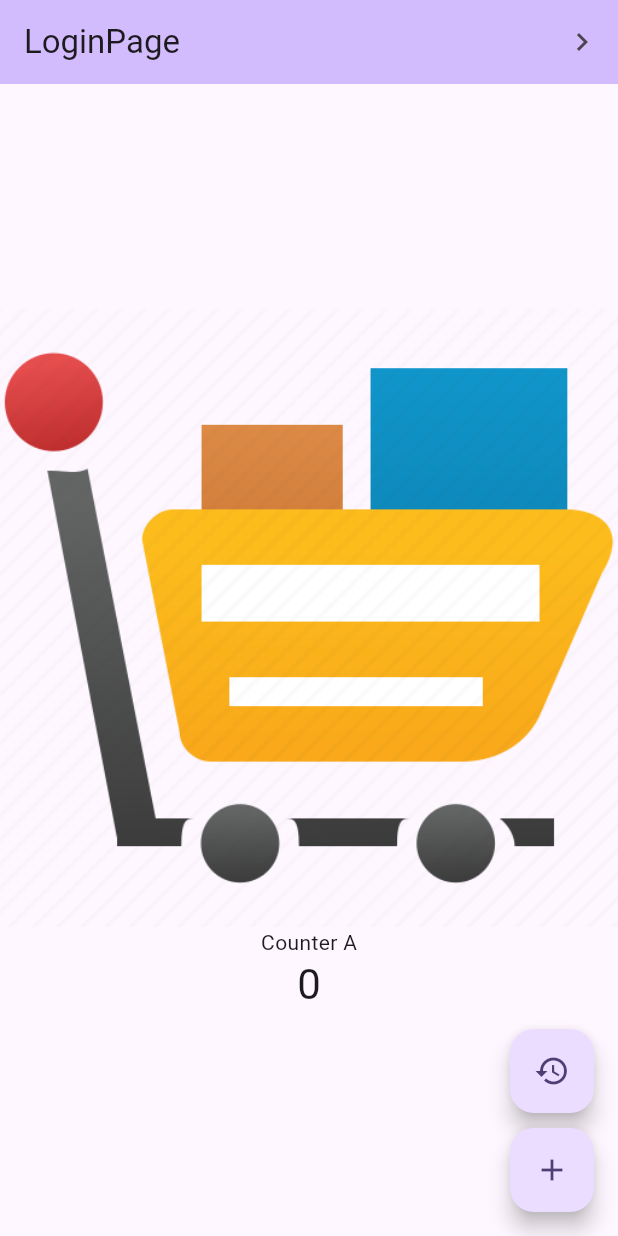
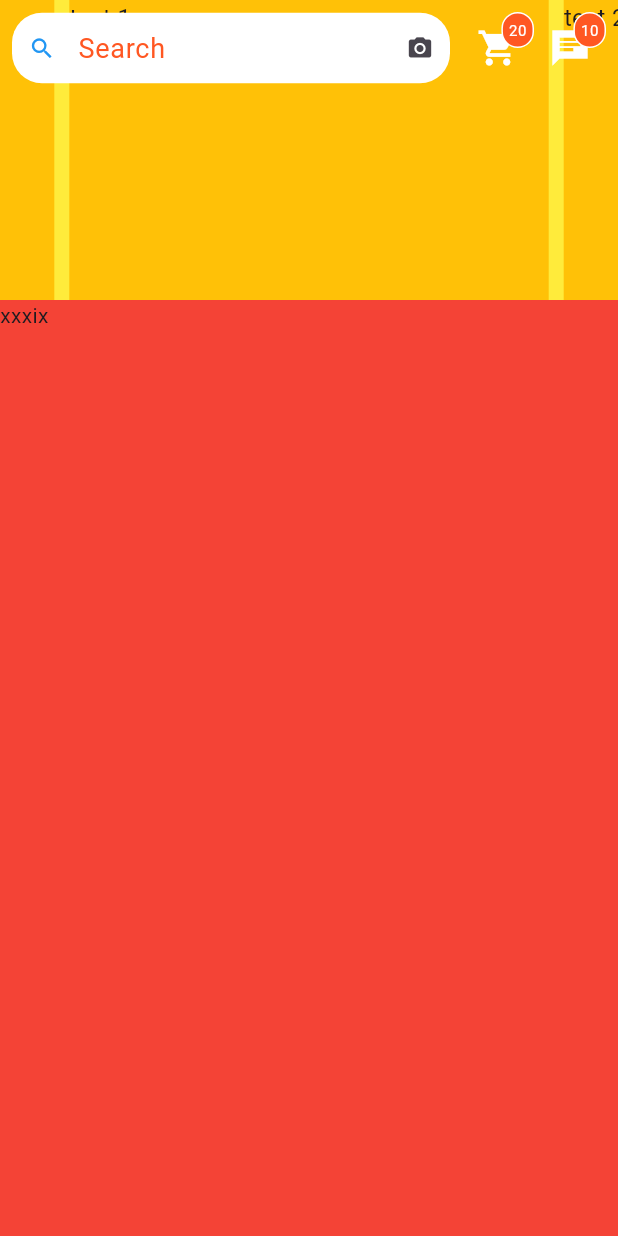
Before and after one commit to yo99-work/exam, a Flutter app: the screen it shows after launch, on a phone screen of 412 x 824 dp. Run offline on Flutter 3.47's test engine with Material 2 defaults, Android fonts, the phone set to English and light mode, and no system bars; drawn by our look-alikes of carousel_slider; our stand-ins replace bloc, equatable, flutter_bloc; missing offline and left inert: dart:ffi.

Commit message:
design header and binding scrolling action

```diff
--- a/lib/main.dart
+++ b/lib/main.dart
@@ -1,39 +1,13 @@
-import 'package:exam/src/app_route.dart';
+import 'package:exam/src/app.dart';
 import 'package:exam/src/bloc/AppBlocObserver.dart';
-import 'package:exam/src/bloc/counter_a_bloc/counter_a_bloc.dart';
-import 'package:exam/src/pages/login_page.dart';
 import 'package:flutter/material.dart';
 import 'package:flutter_bloc/flutter_bloc.dart';
 void main() {
+
+  //configure
   // runApp(const MyApp());
+
   BlocOverrides.runZoned(() {
-    runApp(MyApp());
+    runApp(App());
   }, blocObserver: AppBlocObserver());
 }
-
-class MyApp extends StatelessWidget {
-  const MyApp({super.key});
-
-
-
-  @override
-  Widget build(BuildContext context) {
-
-    final counterABloc = BlocProvider<CounterABloc>(create: (context) => CounterABloc());
-    // final counterBBloc = BlocProvider<CounterBBloc>(create: (context) => CounterBBloc());
-
-    return MultiBlocProvider(
-      providers: [counterABloc],
-      child: MaterialApp(
-        title: 'Flutter Demo',
-        routes: AppRoute().getAll,
-        theme: ThemeData(
-          colorScheme: ColorScheme.fromSeed(seedColor: Colors.deepPurple),
-          useMaterial3: true,
-        ),
-        home: const LoginPage(title: 'LoginPage'),
-
-      ),
-    );
-  }
-}
--- /dev/null
+++ b/lib/src/app.dart
@@ -0,0 +1,34 @@
+import 'package:flutter/material.dart';
+import 'package:flutter_bloc/flutter_bloc.dart';
+
+import 'app_route.dart';
+import 'bloc/counter_a_bloc/counter_a_bloc.dart';
+import 'pages/home/home_page.dart';
+
+class App extends StatelessWidget {
+  const App({super.key});
+
+
+
+  @override
+  Widget build(BuildContext context) {
+
+    final counterABloc = BlocProvider<CounterABloc>(create: (context) => CounterABloc());
+    // final counterBBloc = BlocProvider<CounterBBloc>(create: (context) => CounterBBloc());
+
+    return MultiBlocProvider(
+      providers: [counterABloc],
+      child: MaterialApp(
+        debugShowCheckedModeBanner: false,
+        title: 'Exam',
+        routes: AppRoute().getAll,
+        theme: ThemeData(
+          colorScheme: ColorScheme.fromSeed(seedColor: Colors.deepPurple),
+          useMaterial3: true,
+        ),
+        home: HomePage(),
+
+      ),
+    );
+  }
+}
--- a/lib/src/app_route.dart
+++ b/lib/src/app_route.dart
@@ -1,5 +1,5 @@
 import 'package:exam/src/pages/another_page.dart';
-import 'package:exam/src/pages/login_page.dart';
+import 'package:exam/src/pages/home/home_page.dart';
 import 'package:flutter/cupertino.dart';
 
 class AppRoute {
@@ -7,7 +7,7 @@ class AppRoute {
   static const another = "another";
 
   final _rount = <String, WidgetBuilder> {
-    home: (contxt) => LoginPage(title: "HomePage"),
+    home: (contxt) => HomePage(),
     another: (contxt) => AnotherPage(title:"Another"),
   };
 
--- /dev/null
+++ b/lib/src/pages/home/home_page.dart
@@ -0,0 +1,62 @@
+import 'dart:ffi';
+
+import 'package:carousel_slider/carousel_slider.dart';
+import 'package:exam/src/app_route.dart';
+import 'package:exam/src/constants/asset.dart';
+import 'package:exam/src/pages/home/widgets/header.dart';
+import 'package:flutter/cupertino.dart';
+import 'package:flutter/material.dart';
+import 'package:flutter_bloc/flutter_bloc.dart';
+
+import '../../bloc/counter_a_bloc/counter_a_bloc.dart';
+
+class HomePage extends StatefulWidget {
+  @override
+  State<HomePage> createState() => _HomePageState();
+}
+
+class _HomePageState extends State<HomePage> {
+
+  final _scrollController = TrackingScrollController();
+
+  @override
+  Widget build(BuildContext context) {
+    return Scaffold(
+      backgroundColor: Colors.yellow,
+      body: Stack(children: [
+        SingleChildScrollView(
+          controller: _scrollController,
+          child: Column(
+            children: [
+              CarouselSlider(
+                options: CarouselOptions(height: 200.0),
+                items: [1,2,3,4,5].map((i) {
+                  return Builder(
+                    builder: (BuildContext context) {
+                      return Container(
+                          width: MediaQuery.of(context).size.width,
+                          margin: const EdgeInsets.symmetric(horizontal: 5.0),
+                          decoration: const BoxDecoration(
+                              color: Colors.amber
+                          ),
+                          child: Text('text $i', style: const TextStyle(fontSize: 16.0),)
+                      );
+                    },
+                  );
+                }).toList(),
+              ),
+              Container(
+                color: Colors.red,
+                height: 1000,
+                width: double.infinity,
+                child: Text("xxxix"),
+              ),
+            ],
+          ),
+        ),
+        Header(_scrollController),
+
+      ]),
+    );
+  }
+}
--- /dev/null
+++ b/lib/src/pages/home/widgets/header.dart
@@ -0,0 +1,164 @@
+import 'dart:ffi';
+
+import 'package:flutter/cupertino.dart';
+import 'package:flutter/material.dart';
+
+class Header extends StatefulWidget {
+  final TrackingScrollController scrollController;
+
+  const Header(this.scrollController, {super.key});
+
+  @override
+  State<Header> createState() => _HeaderState();
+}
+
+class _HeaderState extends State<Header> {
+  late Color _backgroundColor;
+  late Color _backgroundColorSearch;
+  late Color _colorIcon;
+  late double _opacity;
+  late double _opacityMax = 0.01;
+  late double _offset;
+
+  @override
+  void initState() {
+    _backgroundColor = Colors.transparent;
+    _backgroundColorSearch = Colors.white;
+    _colorIcon = Colors.white;
+    _opacity = 0.0;
+
+    _offset = 0.0;
+
+    widget.scrollController.addListener(_onScoll);
+    super.initState();
+  }
+
+  @override
+  Widget build(BuildContext context) {
+    return Container(
+      color: _backgroundColor,
+      child: SafeArea(
+        bottom: false,
+        child: Padding(
+          padding: const EdgeInsets.all(8.0),
+          child: Row(
+            children: [
+              _buildInputSearch(),
+              const SizedBox(width: 8),
+              _buildNavigationIcon(
+                  onPressed: () => print("click"),
+                  icon: Icons.shopping_cart,
+                  notificationValue: 20),
+              _buildNavigationIcon(
+                  onPressed: () => print("notification"),
+                  icon: Icons.chat_sharp,
+                  notificationValue: 10),
+            ],
+          ),
+        ),
+      ),
+    );
+  }
+
+  _buildInputSearch() {
+    const textFieldBorder = OutlineInputBorder(
+        borderSide: BorderSide(
+          color: Colors.transparent,
+          width: 0,
+        ),
+        borderRadius: BorderRadius.all(
+          Radius.circular(20.0),
+        ));
+
+    const sizeIcon = BoxConstraints(minHeight: 40, minWidth: 40);
+
+    return Expanded(
+      child: TextField(
+        decoration: InputDecoration(
+          contentPadding: const EdgeInsets.all(10),
+          isDense: true,
+          enabledBorder: textFieldBorder,
+          focusedBorder: textFieldBorder,
+          hintText: "Search",
+          hintStyle: const TextStyle(
+            fontSize: 18,
+            color: Colors.deepOrange,
+          ),
+          prefixIcon: const Icon(Icons.search),
+          prefixIconColor: Colors.blue,
+          prefixIconConstraints: sizeIcon,
+          suffixIcon: const Icon(Icons.camera_alt),
+          suffixIconConstraints: sizeIcon,
+          filled: true,
+          fillColor: _backgroundColorSearch,
+        ),
+      ),
+    );
+  }
+
+  _buildNavigationIcon(
+          {required VoidCallback onPressed,
+          required IconData icon,
+          int notificationValue = 0}) =>
+      Stack(
+        children: [
+          IconButton(
+              onPressed: onPressed,
+              icon: Icon(icon),
+              color: _colorIcon,
+              iconSize: 28),
+          notificationValue == 0
+              ? const SizedBox()
+              : Positioned(
+                  right: 0,
+                  child: Container(
+                    padding: EdgeInsets.all(4),
+                    decoration: BoxDecoration(
+                      color: Colors.deepOrange,
+                      borderRadius: BorderRadius.circular(20),
+                      border: Border.all(color: Colors.white),
+                    ),
+                    constraints:
+                        const BoxConstraints(minWidth: 20, minHeight: 20),
+                    child: Text(
+                      '$notificationValue',
+                      style: const TextStyle(
+                        color: Colors.white,
+                        fontSize: 10,
+                      ),
+                      textAlign: TextAlign.center,
+                    ),
+                  ),
+                ),
+        ],
+      );
+
+  void _onScoll() {
+    final scrollOffset = widget.scrollController.offset;
+    if (scrollOffset >= _offset && scrollOffset > 5) {
+      _opacity = double.parse((_opacity + _opacityMax).toStringAsFixed(2));
+      if (_opacity >= 1.0) {
+        _opacity = 1.0;
+      }
+    } else if (scrollOffset < 100) {
+      _opacity = double.parse((_opacity - _opacityMax).toStringAsFixed(2));
+      if (_opacity <= 1.0) {
+        _opacity = 0;
+      }
+    }
+
+    setState(() {
+      if(scrollOffset <= 0) {
+        _backgroundColorSearch = Colors.white;
+        _colorIcon = Colors.white;
+        _offset = 0.0;
+        _opacity = 0.0;
+      }else {
+        _backgroundColorSearch = Colors.grey[200]!;
+        _colorIcon = Colors.deepOrange;
+      }
+
+      _backgroundColor = Colors.white.withOpacity(_opacity);
+    });
+  }
+}
--- a/lib/src/pages/login_page.dart
+++ /dev/null
@@ -1,73 +0,0 @@
-import 'package:exam/src/app_route.dart';
-import 'package:exam/src/constants/asset.dart';
-import 'package:flutter/cupertino.dart';
-import 'package:flutter/material.dart';
-import 'package:flutter_bloc/flutter_bloc.dart';
-
-import '../bloc/counter_a_bloc/counter_a_bloc.dart';
-
-class LoginPage extends StatefulWidget {
-  const LoginPage({super.key, required this.title});
-
-  final String title;
-
-  @override
-  State<LoginPage> createState() => _LoginPageState();
-}
-
-class _LoginPageState extends State<LoginPage> {
-  @override
-  Widget build(BuildContext context) {
-    return Scaffold(
-      appBar: AppBar(
-        backgroundColor: Theme.of(context).colorScheme.inversePrimary,
-        title: Text(widget.title),
-        actions: [
-          IconButton(
-            onPressed: () => Navigator.pushNamed(context, AppRoute.another),
-            icon: Icon(Icons.navigate_next),
-          )
-        ],
-      ),
-      body: Center(
-        child: Column(
-          mainAxisAlignment: MainAxisAlignment.center,
-          children: <Widget>[
-            Image.asset(Asset.LOGO_IMAGE),
-            const Text(
-              'Counter A',
-            ),
-            BlocBuilder<CounterABloc, CounterAState>(
-              builder: (context, state) {
-                return Text(
-                  '${state.count}',
-                  style: Theme.of(context).textTheme.headlineMedium,
-                );
-              },
-            ),
-          ],
-        ),
-      ),
-      floatingActionButton: Column(
-        mainAxisAlignment: MainAxisAlignment.end,
-        children: [
-          FloatingActionButton(
-            onPressed: () =>
-                context.read<CounterABloc>().add(CounterAEventReset()),
-            tooltip: 'Reset',
-            child: const Icon(Icons.restore),
-          ),
-          SizedBox(
-            height: 10,
-          ),
-          FloatingActionButton(
-            onPressed: () =>
-                context.read<CounterABloc>().add(CounterAEventAdd()),
-            tooltip: 'Add',
-            child: const Icon(Icons.add),
-          )
-        ],
-      ),
-    );
-  }
-}
--- a/pubspec.yaml
+++ b/pubspec.yaml
@@ -44,6 +44,8 @@ dependencies:
   font_awesome_flutter: ^10.4.0
   cached_network_image: ^3.2.3
   dio: ^5.1.2
+  flex_color_scheme: ^7.1.2
+  carousel_slider: ^4.2.1
 
 dev_dependencies:
   flutter_test:
```
Also changed, not shown: pubspec.lock, 3 other files.
